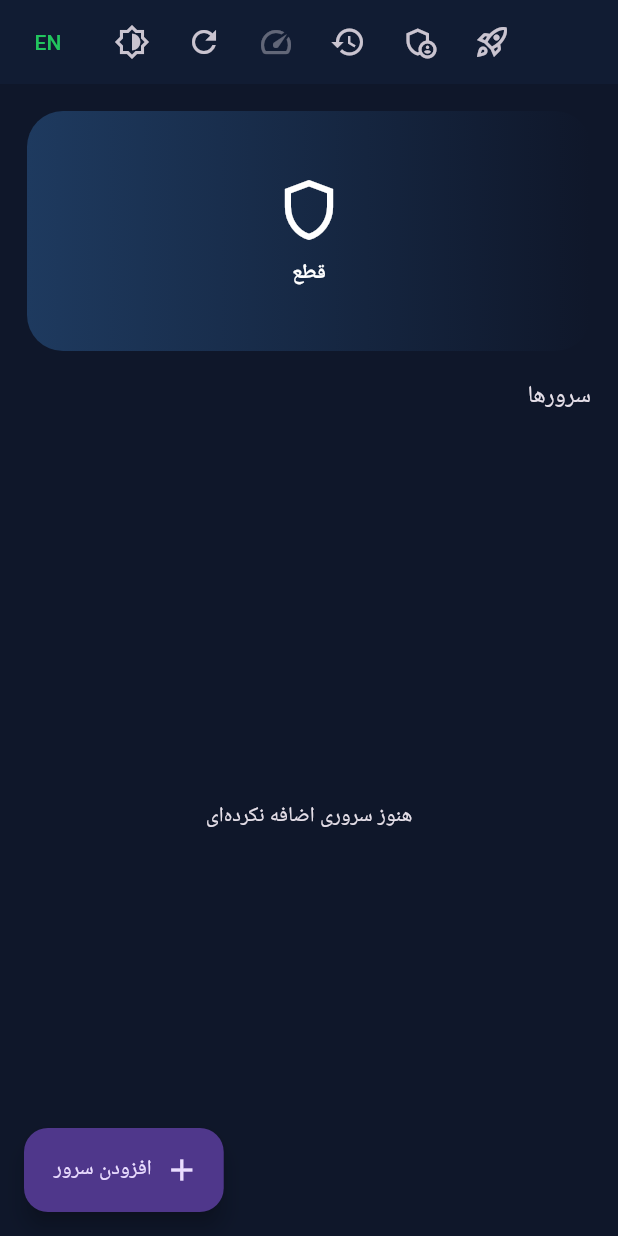
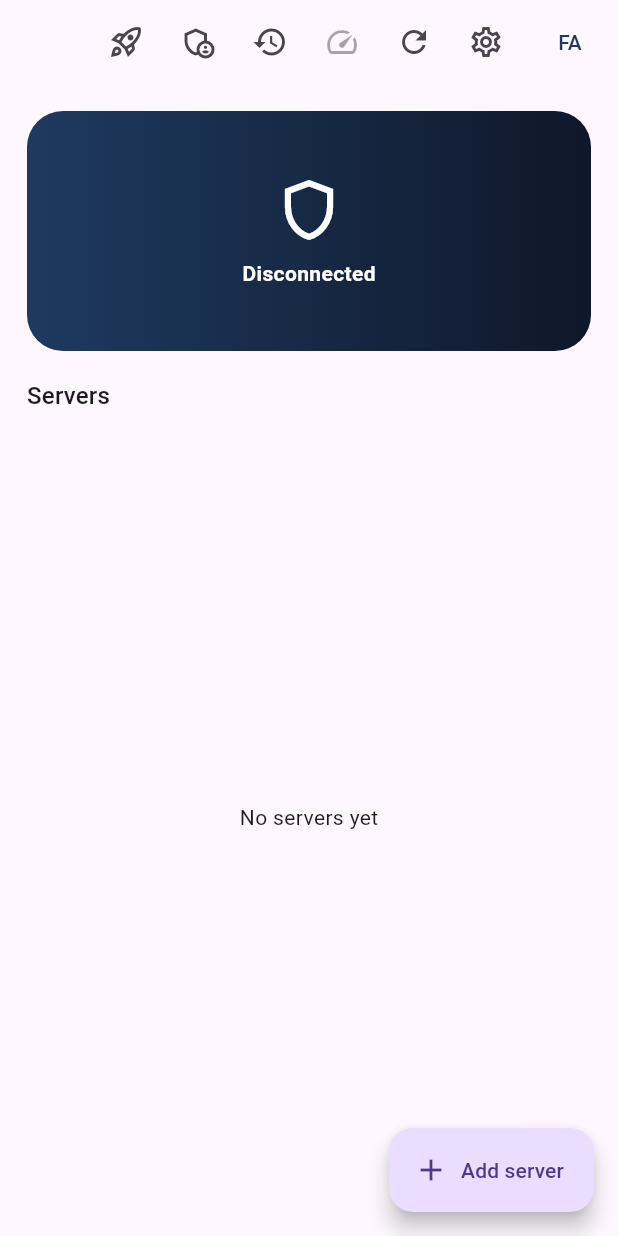
Before and after one commit to kian-irani/kian_v2ray, a Flutter app: the screen it shows after launch, on a phone screen of 412 x 824 dp. Run offline on Flutter 3.47's test engine with Material 3 defaults, Android fonts, the phone set to English and light mode, and no system bars; our stand-ins replace qr_flutter, shared_preferences; missing offline and left inert: cryptography, dartssh2, flutter_v2ray; accounts and stored records are empty.

Commit message:
feat(app): central Settings screen + routing/proxy/theme/DNS (parity, phase 9.1)
PRD-V2.md added: full competitor-parity plan (v2rayNG/sing-box/Hiddify) with
task IDs, fenced from the commercial phase.

This batch (phase 9.1 + groundwork):
- Settings screen: theme (system/dark/light), language, routing mode
  (global / bypass-LAN / bypass-Iran / both), proxy-only, custom DNS,
  kill-switch, auto-connect, sub auto-refresh + bilingual help card.
- AppSettings model + Cache persistence; main.dart restores theme/lang
  (English + system theme are now the defaults, per 'English primary').
- connect path honors proxyOnly + bypassSubnets (routing) via flutter_v2ray.
- settings button on home; ~30 new bilingual i18n keys.
- bump app 0.2.0 -> 0.3.0.

All dart balanced; every settings i18n key present.

Co-Authored-By: Claude Opus 4.8 <noreply@anthropic.com>
Claude-Session: https://claude.ai/code/session_01EGjTRfmhDKahAFuY5WiMoR

```diff
--- a/app/lib/main.dart
+++ b/app/lib/main.dart
@@ -4,6 +4,7 @@ import 'package:flutter_localizations/flutter_localizations.dart';
 import 'i18n.dart';
 import 'theme.dart';
 import 'screens/home_screen.dart';
+import 'services/cache.dart';
 
 void main() => runApp(const KianApp());
 
@@ -14,10 +15,39 @@ class KianApp extends StatefulWidget {
 }
 
 class _KianAppState extends State<KianApp> {
-  String _lang = 'fa';
-  ThemeMode _mode = ThemeMode.dark;
+  String _lang = 'en';           // English default (matches install + page)
+  ThemeMode _mode = ThemeMode.system;
+  final _cache = Cache();
 
-  void _toggleLang() => setState(() => _lang = _lang == 'fa' ? 'en' : 'fa');
+  @override
+  void initState() {
+    super.initState();
+    _restorePrefs();
+  }
+
+  Future<void> _restorePrefs() async {
+    final (lang, _) = await _cache.loadPrefs();
+    final settings = await _cache.loadSettings();
+    if (!mounted) return;
+    setState(() {
+      _lang = lang;
+      _mode = _modeFrom(settings['themeMode'] as String?);
+    });
+  }
+
+  ThemeMode _modeFrom(String? m) => switch (m) {
+        'dark' => ThemeMode.dark,
+        'light' => ThemeMode.light,
+        _ => ThemeMode.system,
+      };
+
+  void setThemeMode(String m) => setState(() => _mode = _modeFrom(m));
+
+  void _toggleLang() {
+    setState(() => _lang = _lang == 'fa' ? 'en' : 'fa');
+    _cache.savePrefs(lang: _lang);
+  }
+
   void _toggleTheme() =>
       setState(() => _mode = _mode == ThemeMode.dark ? ThemeMode.light : ThemeMode.dark);
 
@@ -43,6 +73,7 @@ class _KianAppState extends State<KianApp> {
         strings: s,
         onToggleLang: _toggleLang,
         onToggleTheme: _toggleTheme,
+        onThemeMode: setThemeMode,
       ),
     );
   }
--- /dev/null
+++ b/app/lib/models/app_settings.dart
@@ -0,0 +1,71 @@
+/// Central app settings (parity with v2rayNG / Hiddify settings screens).
+/// Persisted as a JSON map via Cache.loadSettings/saveSettings.
+class AppSettings {
+  String themeMode; // 'system' | 'dark' | 'light'
+  String routing;   // 'global' | 'bypass-lan' | 'bypass-iran' | 'bypass-both'
+  bool killSwitch;  // block traffic if the tunnel drops
+  bool autoConnect; // connect on app launch to the last server
+  bool proxyOnly;   // proxy mode instead of full VPN/TUN
+  bool autoRefreshSubs; // refresh subscriptions on launch
+  String remoteDns; // DNS for proxied queries
+  String directDns; // DNS for direct queries
+  List<String> perAppProxy; // package names routed through VPN ([] = all)
+
+  AppSettings({
+    this.themeMode = 'system',
+    this.routing = 'bypass-lan',
+    this.killSwitch = false,
+    this.autoConnect = false,
+    this.proxyOnly = false,
+    this.autoRefreshSubs = true,
+    this.remoteDns = '1.1.1.1',
+    this.directDns = '8.8.8.8',
+    this.perAppProxy = const [],
+  });
+
+  Map<String, dynamic> toJson() => {
+        'themeMode': themeMode,
+        'routing': routing,
+        'killSwitch': killSwitch,
+        'autoConnect': autoConnect,
+        'proxyOnly': proxyOnly,
+        'autoRefreshSubs': autoRefreshSubs,
+        'remoteDns': remoteDns,
+        'directDns': directDns,
+        'perAppProxy': perAppProxy,
+      };
+
+  factory AppSettings.fromJson(Map<String, dynamic> j) => AppSettings(
+        themeMode: j['themeMode'] as String? ?? 'system',
+        routing: j['routing'] as String? ?? 'bypass-lan',
+        killSwitch: j['killSwitch'] as bool? ?? false,
+        autoConnect: j['autoConnect'] as bool? ?? false,
+        proxyOnly: j['proxyOnly'] as bool? ?? false,
+        autoRefreshSubs: j['autoRefreshSubs'] as bool? ?? true,
+        remoteDns: j['remoteDns'] as String? ?? '1.1.1.1',
+        directDns: j['directDns'] as String? ?? '8.8.8.8',
+        perAppProxy:
+            (j['perAppProxy'] as List?)?.map((e) => e.toString()).toList() ?? const [],
+      );
+
+  /// Private/LAN subnets to bypass (passed to flutter_v2ray as bypassSubnets).
+  static const _lan = [
+    '10.0.0.0/8', '172.16.0.0/12', '192.168.0.0/16', '127.0.0.0/8',
+    '169.254.0.0/16', '224.0.0.0/4', 'fc00::/7', '::1/128',
+  ];
+
+  /// The bypassSubnets list for the current routing mode (null = route all).
+  List<String>? bypassSubnets() {
+    switch (routing) {
+      case 'bypass-lan':
+      case 'bypass-both':
+        return List<String>.from(_lan);
+      default:
+        return null;
+    }
+  }
+
+  /// Whether Iran traffic should route direct (handled via routing rules in the
+  /// generated config; the flag is surfaced here for the connect path).
+  bool get bypassIran => routing == 'bypass-iran' || routing == 'bypass-both';
+}
--- a/app/lib/screens/home_screen.dart
+++ b/app/lib/screens/home_screen.dart
@@ -2,6 +2,7 @@ import 'package:flutter/material.dart';
 import 'package:flutter/services.dart';
 
 import '../i18n.dart';
+import '../models/app_settings.dart';
 import '../models/server_profile.dart';
 import '../services/cache.dart';
 import '../services/selection.dart';
@@ -11,17 +12,20 @@ import '../theme.dart';
 import 'config_detail_screen.dart';
 import 'history_screen.dart';
 import 'manage_screen.dart';
+import 'settings_screen.dart';
 import 'setup_screen.dart';
 
 class HomeScreen extends StatefulWidget {
   final Strings strings;
   final VoidCallback onToggleLang;
   final VoidCallback onToggleTheme;
+  final ValueChanged<String> onThemeMode;
   const HomeScreen({
     super.key,
     required this.strings,
     required this.onToggleLang,
     required this.onToggleTheme,
+    required this.onThemeMode,
   });
 
   @override
@@ -169,7 +173,9 @@ class _HomeScreenState extends State<HomeScreen> {
         await _vpn.stop();
         if (mounted) setState(() => _connected = false);
       } else {
-        final ok = await _vpn.start(_selected!);
+        final cfg = AppSettings.fromJson(await _cache.loadSettings());
+        final ok = await _vpn.start(_selected!,
+            proxyOnly: cfg.proxyOnly, bypassSubnets: cfg.bypassSubnets());
         if (mounted) setState(() => _connected = ok);
       }
     } finally {
@@ -282,7 +288,16 @@ class _HomeScreenState extends State<HomeScreen> {
                     child: CircularProgressIndicator(strokeWidth: 2))
                 : const Icon(Icons.refresh_outlined),
           ),
-          IconButton(onPressed: widget.onToggleTheme, icon: const Icon(Icons.brightness_6_outlined)),
+          IconButton(
+            tooltip: s.t('settings.open'),
+            onPressed: () => Navigator.push(context, MaterialPageRoute(
+                builder: (_) => SettingsScreen(
+                  strings: s,
+                  onToggleLang: widget.onToggleLang,
+                  onThemeMode: widget.onThemeMode,
+                ))),
+            icon: const Icon(Icons.settings_outlined),
+          ),
           TextButton(onPressed: widget.onToggleLang, child: Text(s.lang == 'fa' ? 'EN' : 'FA')),
         ],
       ),
--- a/app/pubspec.yaml
+++ b/app/pubspec.yaml
@@ -1,7 +1,7 @@
 name: kv2m
 description: Kv2m — KIAN V2Ray mobile client (same family as the Kv2m desktop app; Android-first, no GMS).
 publish_to: "none"
-version: 0.2.0+9
+version: 0.3.0+10
 
 environment:
   sdk: ">=3.3.0 <4.0.0"
```
Also changed, not shown: app/lib/i18n.dart (+28 -0 lines), app/lib/screens/settings_screen.dart (added, +207 -0 lines), app/lib/services/cache.dart (+16 -1 lines), app/lib/services/vpn_service.dart (+10 -5 lines).
